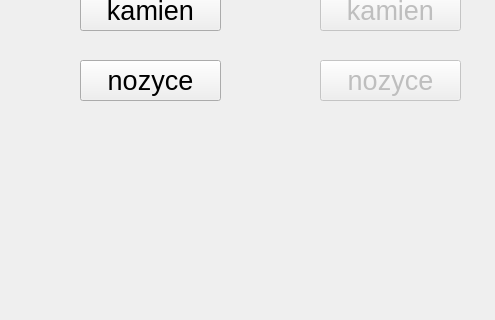
Old version of the form QT/papierkamien/papierkamien/mainwindow.ui in the repository Szymon699/programySN; both pictures show x 0 to 495 and y 190 to 510 of the 800 by 600 pixel window.
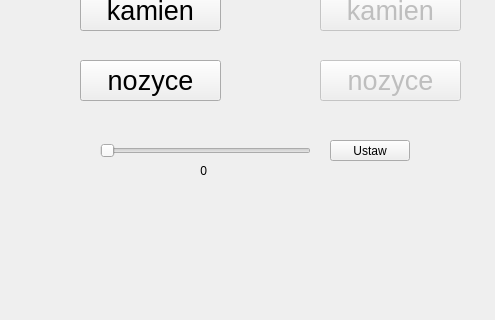
New version of the form.

The edit to the form file:
```diff
--- a/QT/papierkamien/papierkamien/mainwindow.ui
+++ b/QT/papierkamien/papierkamien/mainwindow.ui
@@ -191,6 +191,48 @@
      <set>Qt::AlignCenter</set>
     </property>
    </widget>
+   <widget class="QSlider" name="slider">
+    <property name="geometry">
+     <rect>
+      <x>100</x>
+      <y>330</y>
+      <width>211</width>
+      <height>21</height>
+     </rect>
+    </property>
+    <property name="orientation">
+     <enum>Qt::Horizontal</enum>
+    </property>
+   </widget>
+   <widget class="QLabel" name="label">
+    <property name="geometry">
+     <rect>
+      <x>190</x>
+      <y>350</y>
+      <width>21</width>
+      <height>21</height>
+     </rect>
+    </property>
+    <property name="text">
+     <string>  0</string>
+    </property>
+    <property name="alignment">
+     <set>Qt::AlignCenter</set>
+    </property>
+   </widget>
+   <widget class="QPushButton" name="ustaw">
+    <property name="geometry">
+     <rect>
+      <x>330</x>
+      <y>330</y>
+      <width>80</width>
+      <height>21</height>
+     </rect>
+    </property>
+    <property name="text">
+     <string>Ustaw</string>
+    </property>
+   </widget>
   </widget>
  </widget>
  <resources/>
```
Left out of the diff: 19 changed lines with no effect on the pictures.
